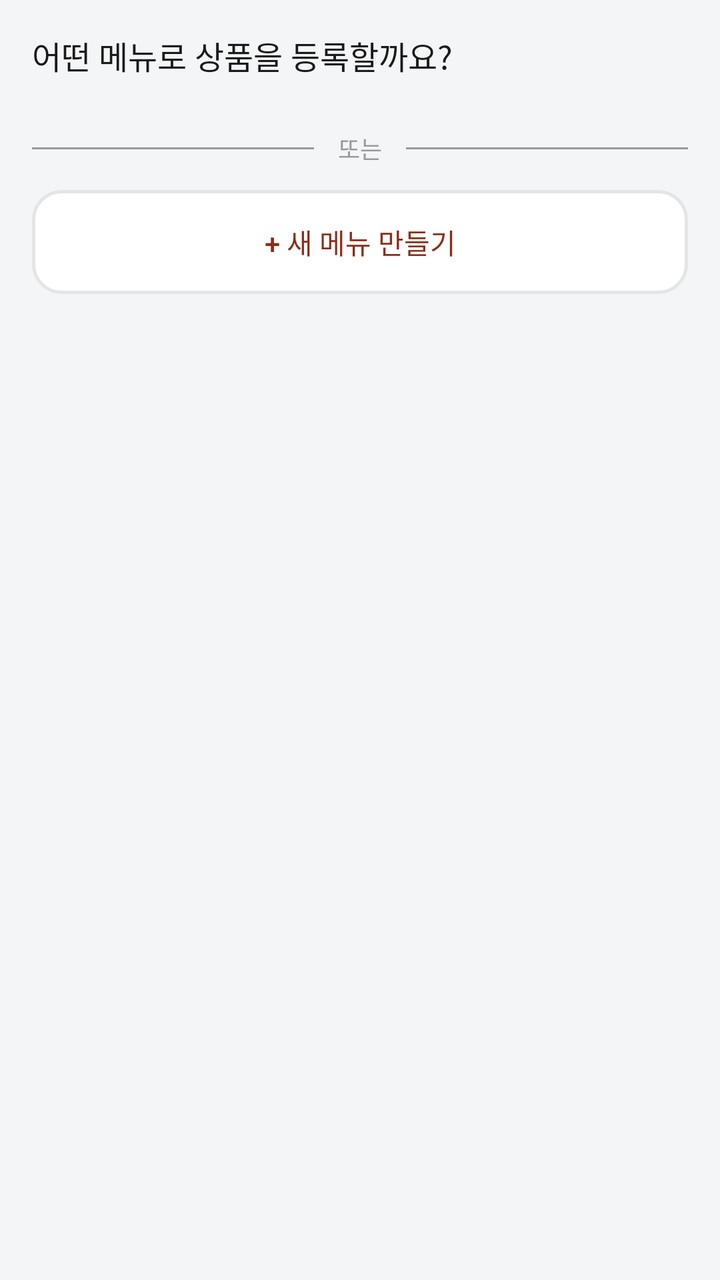
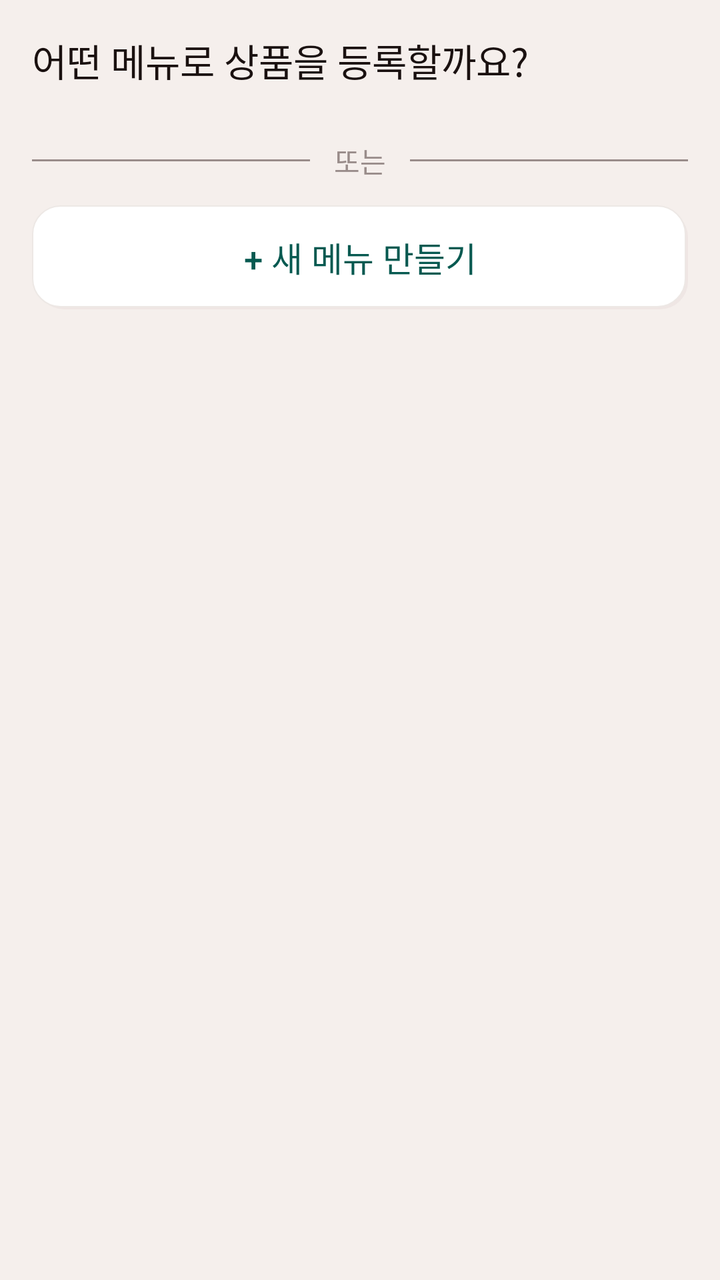

Before-and-after screenshots of an Android layout around one commit, followed by the original layout XML and the change that was made.
<!-- AndroidManifest.xml: application theme Theme.Deuktemsiru_seller -->
<!-- res/layout/step_choose_menu.xml -->
<?xml version="1.0" encoding="utf-8"?>

<androidx.core.widget.NestedScrollView
    xmlns:android="http://schemas.android.com/apk/res/android"
    android:layout_width="match_parent"
    android:layout_height="match_parent"
    android:background="@color/surface">

    <LinearLayout
        android:layout_width="match_parent"
        android:layout_height="wrap_content"
        android:orientation="vertical"
        android:padding="16dp">

        <TextView
            android:layout_width="wrap_content"
            android:layout_height="wrap_content"
            android:text="어떤 메뉴로 상품을 등록할까요?"
            android:textSize="16sp"
            android:textColor="@color/text"
            android:fontFamily="sans-serif-medium"
            android:layout_marginBottom="14dp" />

        
        <LinearLayout
            android:id="@+id/menu_list_container"
            android:layout_width="match_parent"
            android:layout_height="wrap_content"
            android:orientation="vertical" />

        
        <LinearLayout
            android:layout_width="match_parent"
            android:layout_height="wrap_content"
            android:orientation="horizontal"
            android:gravity="center_vertical"
            android:layout_marginVertical="12dp">

            <View
                android:layout_width="0dp"
                android:layout_height="1dp"
                android:layout_weight="1"
                android:background="@color/text_muted" />

            <TextView
                android:layout_width="wrap_content"
                android:layout_height="wrap_content"
                android:paddingHorizontal="12dp"
                android:text="또는"
                android:textSize="12sp"
                android:textColor="@color/text_muted" />

            <View
                android:layout_width="0dp"
                android:layout_height="1dp"
                android:layout_weight="1"
                android:background="@color/text_muted" />

        </LinearLayout>

        
        <TextView
            android:id="@+id/btn_new_menu"
            android:layout_width="match_parent"
            android:layout_height="52dp"
            android:background="@drawable/bg_button_outline"
            android:text="+ 새 메뉴 만들기"
            android:textColor="@color/primary_dark"
            android:textSize="14sp"
            android:fontFamily="sans-serif-medium"
            android:gravity="center"
            android:clickable="true"
            android:focusable="true"
            android:foreground="?attr/selectableItemBackground" />

    </LinearLayout>

</androidx.core.widget.NestedScrollView>
<!-- resources referenced by this layout -->
<resources>
  <color name="primary_dark">#FF8A2F19</color>
  <color name="surface">#FFF4F5F7</color>
  <color name="text">#FF1A1A1A</color>
  <color name="text_muted">#FF999999</color>
  <!-- drawable bg_button_outline (drawable) -->
  <?xml version="1.0" encoding="utf-8"?>
  
  <shape xmlns:android="http://schemas.android.com/apk/res/android"
      android:shape="rectangle">
      <solid android:color="#FFFFFF" />
      <stroke android:width="1.5dp" android:color="#E5E5E5" />
      <corners android:radius="14dp" />
  </shape>
  <style name="Theme.Deuktemsiru_seller" parent="Base.Theme.Deuktemsiru_seller" />
  <style name="Base.Theme.Deuktemsiru_seller" parent="Theme.Material3.Light.NoActionBar">
          <item name="colorPrimary">@color/primary</item>
          <item name="colorPrimaryVariant">@color/primary_dark</item>
          <item name="colorOnPrimary">@color/white</item>
          <item name="colorSurface">@color/surface</item>
          <item name="android:colorBackground">@color/surface</item>
          <item name="android:fontFamily">sans-serif</item>
          <item name="bottomNavigationStyle">@style/Widget.App.BottomNav</item>
      </style>
  <color name="primary">#FFC94B28</color>
  <color name="white">#FFFFFFFF</color>
  <style name="Widget.App.BottomNav" parent="Widget.Material3.BottomNavigationView">
          <item name="itemIconTint">@color/bottom_nav_color</item>
          <item name="itemTextColor">@color/bottom_nav_color</item>
          <item name="itemActiveIndicatorStyle">@style/Widget.App.ActiveIndicator</item>
      </style>
  <style name="Widget.App.ActiveIndicator" parent="Widget.Material3.BottomNavigationView.ActiveIndicator">
          <item name="android:color">@color/primary_light</item>
      </style>
  <color name="primary_light">#FFFFE7DE</color>
</resources>

<!-- the commit's change to res/layout/step_choose_menu.xml (unified diff, before → after) -->
@@ -16,7 +16,7 @@
             android:layout_width="wrap_content"
             android:layout_height="wrap_content"
             android:text="어떤 메뉴로 상품을 등록할까요?"
-            android:textSize="16sp"
+            android:textSize="19sp"
             android:textColor="@color/text"
             android:fontFamily="sans-serif-medium"
             android:layout_marginBottom="14dp" />
@@ -47,7 +47,7 @@
                 android:layout_height="wrap_content"
                 android:paddingHorizontal="12dp"
                 android:text="또는"
-                android:textSize="12sp"
+                android:textSize="14sp"
                 android:textColor="@color/text_muted" />
 
             <View
@@ -66,7 +66,7 @@
             android:background="@drawable/bg_button_outline"
             android:text="+ 새 메뉴 만들기"
             android:textColor="@color/primary_dark"
-            android:textSize="14sp"
+            android:textSize="17sp"
             android:fontFamily="sans-serif-medium"
             android:gravity="center"
             android:clickable="true"
<!-- resource entries referenced after the edit -->
@@ -1,19 +1,28 @@
 <!-- resources referenced by this layout -->
 <resources>
-  <color name="primary_dark">#FF8A2F19</color>
-  <color name="surface">#FFF4F5F7</color>
-  <color name="text">#FF1A1A1A</color>
-  <color name="text_muted">#FF999999</color>
+  <color name="primary_dark">#065950</color>
+  <color name="surface">#FFF5EFEC</color>
+  <color name="text">#FF1A1110</color>
+  <color name="text_muted">#FF998C8A</color>
   <!-- drawable bg_button_outline (drawable) -->
   <?xml version="1.0" encoding="utf-8"?>
-  
-  <shape xmlns:android="http://schemas.android.com/apk/res/android"
-      android:shape="rectangle">
-      <solid android:color="#FFFFFF" />
-      <stroke android:width="1.5dp" android:color="#E5E5E5" />
-      <corners android:radius="14dp" />
-  </shape>
+  <layer-list xmlns:android="http://schemas.android.com/apk/res/android">
+      <item android:left="2dp" android:top="2dp">
+          <shape android:shape="rectangle">
+              <solid android:color="@color/neu_shadow" />
+              <corners android:radius="14dp" />
+          </shape>
+      </item>
+      <item android:right="1dp" android:bottom="1dp">
+          <shape android:shape="rectangle">
+              <solid android:color="@color/white" />
+              <stroke android:width="0.5dp" android:color="@color/border_light" />
+              <corners android:radius="14dp" />
+          </shape>
+      </item>
+  </layer-list>
   <style name="Theme.Deuktemsiru_seller" parent="Base.Theme.Deuktemsiru_seller" />
+  <color name="neu_shadow">#24C7B3AD</color>
   <style name="Base.Theme.Deuktemsiru_seller" parent="Theme.Material3.Light.NoActionBar">
           <item name="colorPrimary">@color/primary</item>
           <item name="colorPrimaryVariant">@color/primary_dark</item>
@@ -21,10 +30,15 @@
           <item name="colorSurface">@color/surface</item>
           <item name="android:colorBackground">@color/surface</item>
           <item name="android:fontFamily">sans-serif</item>
+          <item name="android:navigationBarColor">@color/surface_alt</item>
+          <item name="android:statusBarColor" tools:targetApi="l">@color/surface_alt</item>
+          <item name="android:windowLightStatusBar" tools:targetApi="m">true</item>
           <item name="bottomNavigationStyle">@style/Widget.App.BottomNav</item>
       </style>
-  <color name="primary">#FFC94B28</color>
+  <color name="primary">#0B7A6E</color>
+  <color name="surface_alt">#FFFFFBF8</color>
   <color name="white">#FFFFFFFF</color>
+  <color name="border_light">#FFEDE8E5</color>
   <style name="Widget.App.BottomNav" parent="Widget.Material3.BottomNavigationView">
           <item name="itemIconTint">@color/bottom_nav_color</item>
           <item name="itemTextColor">@color/bottom_nav_color</item>
@@ -33,6 +47,6 @@
   <style name="Widget.App.ActiveIndicator" parent="Widget.Material3.BottomNavigationView.ActiveIndicator">
           <item name="android:color">@color/primary_light</item>
       </style>
-  <color name="primary_light">#FFFFE7DE</color>
+  <color name="primary_light">#C8EDEA</color>
 </resources>
 
